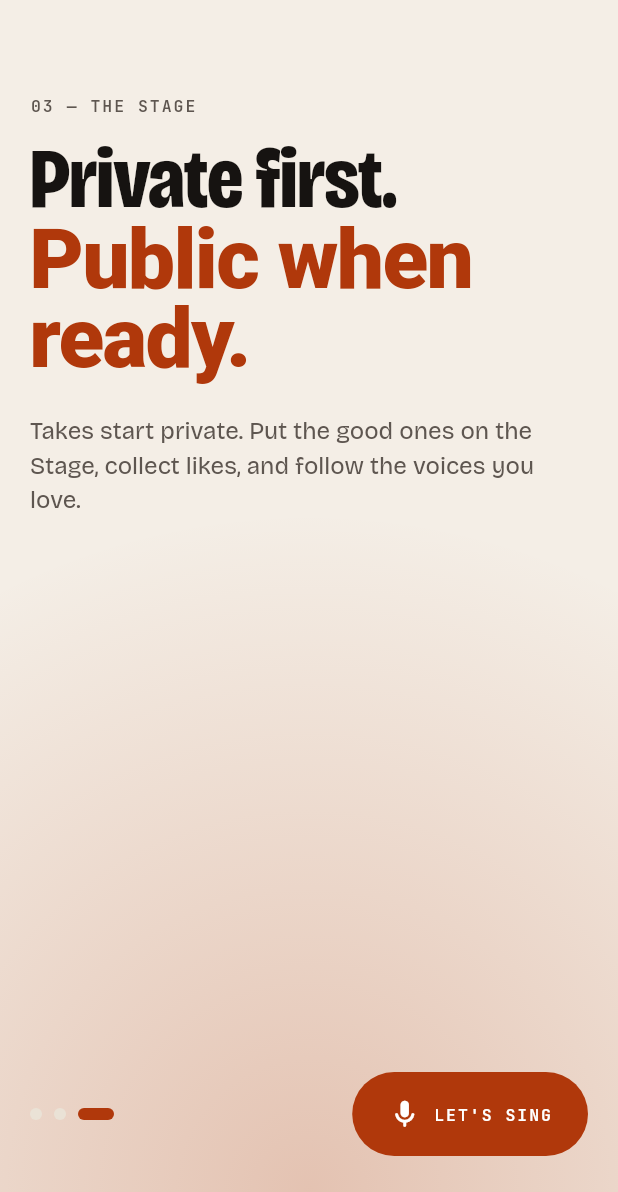
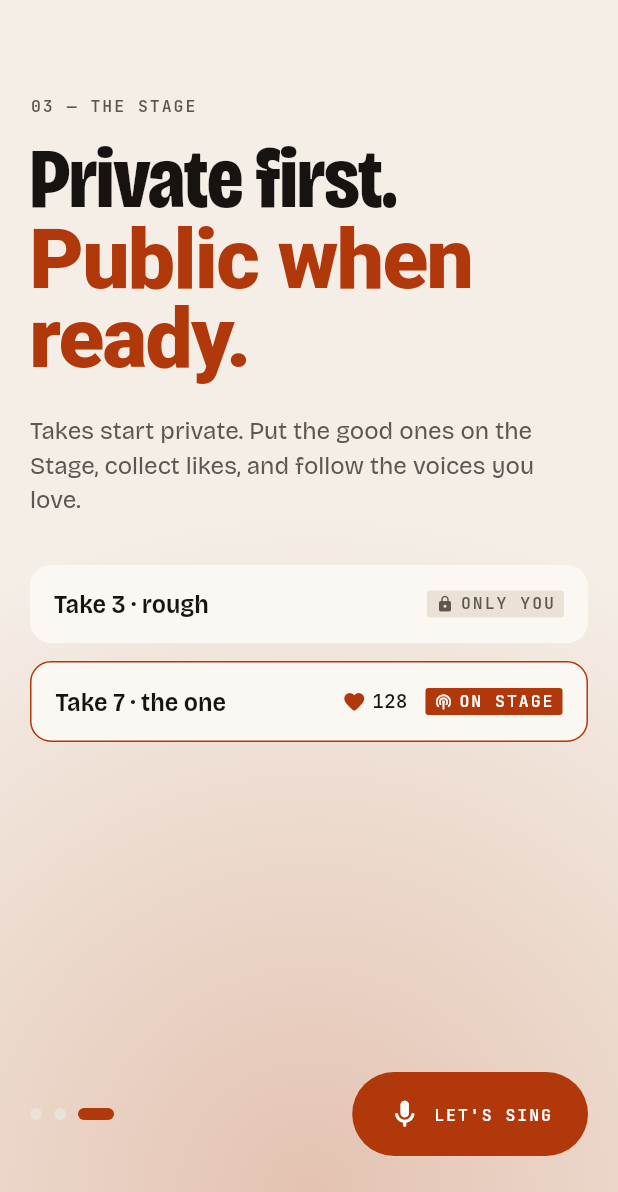
Before and after one commit to andymarrow/unsung, a Flutter app: the screen it shows after launch, after a tap on "SKIP", on a phone screen of 412 x 824 dp, the part 44-1236 px from its top. Run offline on Flutter 3.47's test engine with Material 3 defaults, Android fonts, the phone set to English and light mode, and no system bars; our stand-ins replace flutter_riverpod, go_router, just_audio, permission_handler, shared_preferences; missing offline and left inert: record.

Commit message:
feat: illustrated onboarding beats (unsinging loop, pitch ribbon, private to stage)
Co-Authored-By: Claude Opus 5.5 <noreply@anthropic.com>
Claude-Session: https://claude.ai/code/session_01CqPtv8F5pL8rUGDrKHkgQK

```diff
--- a/lib/features/karaoke/presentation/unsinging_view.dart
+++ b/lib/features/karaoke/presentation/unsinging_view.dart
@@ -42,7 +42,9 @@ class _UnsingingViewState extends State<UnsingingView>
   @override
   void didUpdateWidget(UnsingingView old) {
     super.didUpdateWidget(old);
-    if (widget.done && !old.done) {
+    if (!widget.done && old.done) {
+      _settle.value = 0;
+    } else if (widget.done && !old.done) {
       if (Motion.reduced(context)) {
         _settle.value = 1;
       } else {
--- /dev/null
+++ b/lib/features/onboarding/beat_visuals.dart
@@ -0,0 +1,192 @@
+import 'dart:math' as math;
+
+import 'package:flutter/material.dart';
+import 'package:unsung/core/theme/app_theme.dart';
+import 'package:unsung/core/theme/motion.dart';
+import 'package:unsung/core/theme/tokens.dart';
+import 'package:unsung/core/widgets/tape_label.dart';
+import 'package:unsung/features/karaoke/presentation/unsinging_view.dart';
+import 'package:unsung/features/studio/presentation/pitch_ribbon.dart';
+import 'package:unsung/features/studio/presentation/studio_session.dart';
+
+/// Deterministic, music-like envelope for illustrations.
+List<double> _envelope(int seed, int n) => [
+      for (var i = 0; i < n; i++)
+        (0.3 +
+                0.45 * math.sin(i / 7 + seed).abs() +
+                0.25 * math.sin(i * 1.7 + seed * 3).abs())
+            .clamp(0.0, 1.0),
+    ];
+
+/// Beat 1: the Unsinging, looping slowly.
+class UnsingBeatVisual extends StatefulWidget {
+  const UnsingBeatVisual({super.key});
+
+  @override
+  State<UnsingBeatVisual> createState() => _UnsingBeatVisualState();
+}
+
+class _UnsingBeatVisualState extends State<UnsingBeatVisual>
+    with SingleTickerProviderStateMixin {
+  static const _loop = Duration(milliseconds: 4200);
+  static final _inst = _envelope(1, 120);
+  static final _voice = _envelope(4, 120);
+
+  late final AnimationController _c = AnimationController(
+    vsync: this,
+    duration: _loop,
+  );
+
+  @override
+  void didChangeDependencies() {
+    super.didChangeDependencies();
+    if (Motion.reduced(context)) {
+      _c.value = 0.62;
+    } else if (!_c.isAnimating) {
+      _c.repeat();
+    }
+  }
+
+  @override
+  void dispose() {
+    _c.dispose();
+    super.dispose();
+  }
+
+  @override
+  Widget build(BuildContext context) {
+    return AnimatedBuilder(
+      animation: _c,
+      builder: (context, _) {
+        // Run to 85% of the loop, then hold "done" so the ribbon floats off.
+        final p = (_c.value / 0.85).clamp(0.0, 1.0);
+        final n = (p * _inst.length).ceil().clamp(1, _inst.length);
+        return UnsingingView(
+          progress: p,
+          done: p >= 1,
+          instrumentalPeaks: _inst.sublist(0, n),
+          vocalPeaks: _voice.sublist(0, n),
+        );
+      },
+    );
+  }
+}
+
+/// Beat 2: a half-sung line over a glowing pitch ribbon.
+class StudioBeatVisual extends StatefulWidget {
+  const StudioBeatVisual({super.key});
+
+  @override
+  State<StudioBeatVisual> createState() => _StudioBeatVisualState();
+}
+
+class _StudioBeatVisualState extends State<StudioBeatVisual> {
+  final _history = PitchHistory();
+
+  @override
+  void initState() {
+    super.initState();
+    for (var i = 0; i < _history.length; i++) {
+      final phrase = i ~/ 30;
+      final gap = i % 30 > 26;
+      final drift = (i % 30) < 6 ? 0.45 : 0.04;
+      _history.push(gap ? null : 60 + [0, 2, 4, 2, 0, -1][phrase % 6] + drift);
+    }
+  }
+
+  @override
+  void dispose() {
+    _history.dispose();
+    super.dispose();
+  }
+
+  @override
+  Widget build(BuildContext context) {
+    final c = context.colors;
+    final style = context.type.lyricActive;
+    return Column(
+      crossAxisAlignment: CrossAxisAlignment.start,
+      children: [
+        ShaderMask(
+          blendMode: BlendMode.srcIn,
+          shaderCallback: (b) => LinearGradient(
+            colors: [c.cue, c.cue, c.ink, c.ink],
+            stops: const [0, 0.55, 0.55, 1],
+          ).createShader(b),
+          child: Text('Sing it like nobody’s listening', style: style),
+        ),
+        const SizedBox(height: Space.md),
+        PitchRibbon(history: _history),
+      ],
+    );
+  }
+}
+
+/// Beat 3: private → on stage, with a like count.
+class StageBeatVisual extends StatelessWidget {
+  const StageBeatVisual({super.key});
+
+  @override
+  Widget build(BuildContext context) {
+    final c = context.colors;
+    final type = context.type;
+    return Column(
+      children: [
+        const _MiniCard(
+          title: 'Take 3 · rough',
+          tag: TapeLabel('Only you', icon: Icons.lock_rounded),
+        ),
+        const SizedBox(height: Space.sm),
+        _MiniCard(
+          title: 'Take 7 · the one',
+          lit: true,
+          tag: Row(
+            mainAxisSize: MainAxisSize.min,
+            children: [
+              Icon(Icons.favorite_rounded, color: c.cue, size: Sizes.iconSm),
+              const SizedBox(width: Space.xxs),
+              Text('128', style: type.numeral),
+              const SizedBox(width: Space.sm),
+              const TapeLabel('On stage', icon: Icons.podcasts_rounded, tone: TapeTone.cue),
+            ],
+          ),
+        ),
+      ],
+    );
+  }
+}
+
+class _MiniCard extends StatelessWidget {
+  const _MiniCard({required this.title, required this.tag, this.lit = false});
+
+  final String title;
+  final Widget tag;
+  final bool lit;
+
+  @override
+  Widget build(BuildContext context) {
+    final c = context.colors;
+    return Container(
+      padding: const EdgeInsets.all(Space.md),
+      decoration: BoxDecoration(
+        color: c.surface,
+        borderRadius: BorderRadius.circular(Radii.card),
+        border: lit ? Border.all(color: c.cue) : null,
+      ),
+      child: Row(
+        children: [
+          Expanded(
+            child: Text(
+              title,
+              style: context.type.rowTitle,
+              maxLines: 1,
+              overflow: TextOverflow.ellipsis,
+            ),
+          ),
+          const SizedBox(width: Space.xs),
+          tag,
+        ],
+      ),
+    );
+  }
+}
--- a/lib/features/onboarding/onboarding_screen.dart
+++ b/lib/features/onboarding/onboarding_screen.dart
@@ -10,13 +10,15 @@ import 'package:unsung/core/theme/motion.dart';
 import 'package:unsung/core/theme/tokens.dart';
 import 'package:unsung/core/widgets/buttons.dart';
 import 'package:unsung/core/widgets/cue_glow.dart';
+import 'package:unsung/features/onboarding/beat_visuals.dart';
 
 class _Beat {
-  const _Beat(this.kicker, this.lead, this.accent, this.body);
+  const _Beat(this.kicker, this.lead, this.accent, this.body, this.visual);
   final String kicker;
   final String lead;
   final String accent;
   final String body;
+  final Widget visual;
 }
 
 const _beats = [
@@ -25,18 +27,21 @@ const _beats = [
     'Every song you own is a',
     'karaoke track.',
     'Unsung finds the music already on your phone. One tap lifts the vocals out and leaves the band.',
+    UnsingBeatVisual(),
   ),
   _Beat(
     '02 — The studio',
     'Sing it. Keep',
     'every take.',
     'Live lyrics, a pitch ribbon that glows when you hit the note, and effects you can change any time.',
+    StudioBeatVisual(),
   ),
   _Beat(
     '03 — The stage',
     'Private first.',
     'Public when ready.',
     'Takes start private. Put the good ones on the Stage, collect likes, and follow the voices you love.',
+    StageBeatVisual(),
   ),
 ];
 
@@ -188,6 +193,11 @@ class _BeatView extends StatelessWidget {
             child: Text(beat.body, style: context.type.bodyMuted),
           ),
           const SizedBox(height: Space.xl),
+          ConstrainedBox(
+            constraints: const BoxConstraints(maxWidth: Sizes.maxContentWidth),
+            child: beat.visual,
+          ),
+          const SizedBox(height: Space.xl),
         ],
       ),
     );
```
Also changed, not shown: 1 other file.
